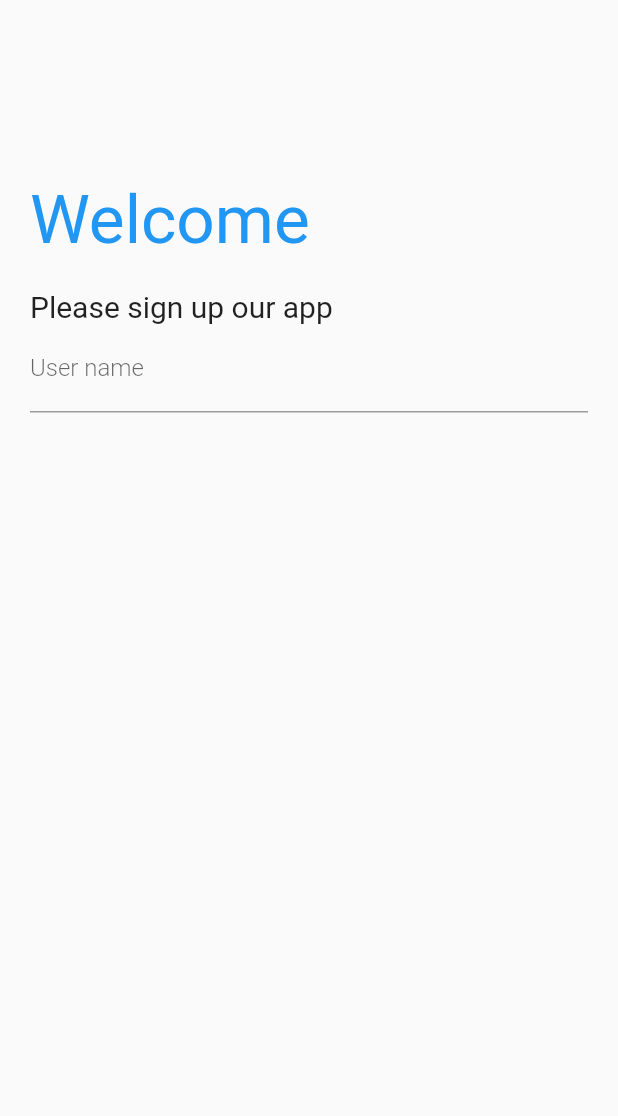
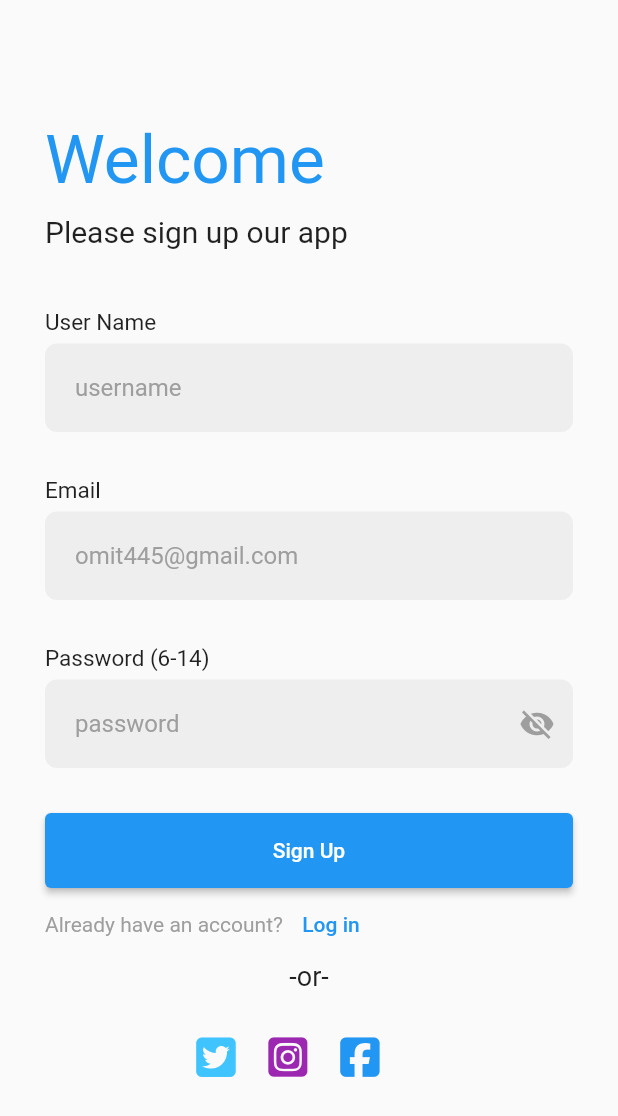
Before and after one commit to fatma320/SignUp-Login-Screens, a Flutter app: the screen it shows after launch, on a phone screen of 412 x 824 dp. Shown: the top 1116 px of the screen. Run offline on Flutter 3.47's test engine with Material 2 defaults, Android fonts, the phone set to English and light mode, and no system bars; our stand-ins replace font_awesome_flutter; Roboto replaces fonts that are missing (OpenSans).

Commit message:
finish the first page

```diff
--- a/lib/main.dart
+++ b/lib/main.dart
@@ -1,5 +1,5 @@
 import 'package:flutter/material.dart';
-
+import 'package:font_awesome_flutter/font_awesome_flutter.dart';
 void main() {
   runApp(const MyApp());
 }
@@ -11,12 +11,14 @@ class MyApp extends StatelessWidget {
   @override
   Widget build(BuildContext context) {
     return MaterialApp(
+      theme: ThemeData(fontFamily: 'OpenSans'),
       debugShowCheckedModeBanner: false,
       title: 'Flutter Demo',
       home: sign_up(),
     );
   }
 }
+
 class sign_up extends StatefulWidget {
   const sign_up({Key? key}) : super(key: key);
 
@@ -25,6 +27,11 @@ class sign_up extends StatefulWidget {
 }
 
 class _sign_upState extends State<sign_up> {
+  var f = Colors.grey[200];
+  var b = Colors.black;
+  var w = Colors.white;
+  var g = Colors.grey;
+  var bl = Colors.blue;
   @override
   Widget build(BuildContext context) {
     return Scaffold(
@@ -32,31 +39,141 @@ class _sign_upState extends State<sign_up> {
       //   backgroundColor: Colors.white,
       // ),
       body: Container(
-        margin: EdgeInsets.all(20),
+        margin: EdgeInsets.all(30),
+        child: SingleChildScrollView(
           child: Column(
             mainAxisAlignment: MainAxisAlignment.start,
             crossAxisAlignment: CrossAxisAlignment.stretch,
             children: [
               Container(
-              // margin: EdgeInsets.symmetric(vertical: 100 , horizontal: 30),
-              margin: EdgeInsets.fromLTRB(0, 100, 20, 20 ),
-              child: Text('Welcome', style: TextStyle(color: Colors.blue , fontSize: 45 , fontWeight: FontWeight.w400),),
+                margin: EdgeInsets.fromLTRB(0, 50, 0, 10),
+                child: Text(
+                  'Welcome',
+                  style: TextStyle(
+                      color: Colors.blue,
+                      fontSize: 45,
+                      fontWeight: FontWeight.w400),
+                ),
               ),
               Container(
-              child: Text('Please sign up our app', style: TextStyle(fontSize: 20 , fontWeight: FontWeight.w400),) ,
+                margin: EdgeInsets.only(bottom: 40),
+                child: Text(
+                  'Please sign up our app',
+                  style: TextStyle(fontSize: 20, fontWeight: FontWeight.w400),
+                ),
               ),
               Container(
+                margin: EdgeInsets.only(bottom: 5),
+                child: Text(
+                  'User Name',
+                  style: TextStyle(fontWeight: FontWeight.w400, fontSize: 15),
+                ),
+              ),
+              Container(
+                decoration: BoxDecoration(
+                  color: f,
+                  borderRadius: BorderRadius.circular(8),
+                ),
+                margin: EdgeInsets.only(bottom: 30),
                 child: TextField(
                     decoration: InputDecoration(
-                  labelText: 'User name',
-                  labelStyle: TextStyle(fontWeight: FontWeight.w300),
-                  hintText: 'username'
+                  contentPadding: EdgeInsets.all(20),
+                  hintText: 'username',
+                  hintStyle: TextStyle(color: g),
+                  border: InputBorder.none,
+                )),
+              ),
+              Container(
+                margin: EdgeInsets.only(bottom: 5),
+                child: Text(
+                  'Email',
+                  style: TextStyle(fontWeight: FontWeight.w400, fontSize: 15),
+                ),
+              ),
+              Container(
+                decoration: BoxDecoration(
+                  color: f,
+                  borderRadius: BorderRadius.circular(8),
+                ),
+                margin: EdgeInsets.only(bottom: 30),
+                child: TextField(
+                  decoration: InputDecoration(
+                    contentPadding: EdgeInsets.all(20),
+                    hintText: 'omit445@gmail.com',
+                    hintStyle: TextStyle(color: g),
+                    border: InputBorder.none,
+                  ),
+                  keyboardType: TextInputType.emailAddress,
+                ),
+              ),
+              Container(
+                margin: EdgeInsets.only(bottom: 5),
+                child: Text(
+                  'Password (6-14)',
+                  style: TextStyle(fontWeight: FontWeight.w400, fontSize: 15),
+                ),
+              ),
+              Container(
+                decoration: BoxDecoration(
+                  color: f,
+                  borderRadius: BorderRadius.circular(8),
+                ),
+                margin: EdgeInsets.only(bottom: 30),
+                child: TextField(
+                  decoration: InputDecoration(
+                    contentPadding: EdgeInsets.all(20),
+                    suffixIcon: Icon(Icons.visibility_off , color: g,),
+                    hintText: 'password',
+                    hintStyle: TextStyle(color: g),
+                    border: InputBorder.none,
+                  ),
+                  keyboardType: TextInputType.visiblePassword,
+                ),
+              ),
+              Container(
+                child: SizedBox(
+                  height: 50,
+                  child: ElevatedButton(
+                    child:Text('Sign Up') ,
+                    onPressed: (){},
+                  ),
+                ),
+              ),
+              Container(
+                child: Row(
+                  children: [
+                    Text('Already have an account?' , style: TextStyle(color: g),),
+                    TextButton(onPressed: (){}, child: Text('Log in' , style: TextStyle(color: bl ),))
+                  ],
+                ),
+              ),
+              Center(
+                child: Container(
+                  child: Text('-or-', style: TextStyle(fontSize: 18),),
+                ),
+              ),
+              Center(
+                child: Container(
+                  margin: EdgeInsets.symmetric(vertical: 20 , horizontal: 90),
+                  child: Row(
+                    children: [
+                      IconButton(onPressed:(){}, icon: Icon(
+                          FontAwesomeIcons.squareTwitter , color: Colors.lightBlueAccent, size: 30,
+                      ),),
+                      IconButton(onPressed:(){}, icon: Icon(
+                          FontAwesomeIcons.squareInstagram , color: Colors.purple,size: 30,
+                      ),),
+                      IconButton(onPressed:(){}, icon: Icon(
+                          FontAwesomeIcons.squareFacebook , color: bl,size: 30,
+                      ),)
+                    ],
                   ),
                 ),
               )
             ],
           ),
         ),
+      ),
     );
   }
 }
```
Also changed, not shown: pubspec.yaml (+7 -7 lines), assets/fonts/OpenSans-Bold.ttf (added), assets/fonts/OpenSans-Regular.ttf (added), assets/fonts/Quicksand-Bold.ttf (added), assets/fonts/Quicksand-Light.ttf (added), assets/fonts/Quicksand-Medium.ttf (added), assets/fonts/Quicksand-Regular.ttf (added), pubspec.lock. Lines whose indentation alone changed are shown as unchanged.
